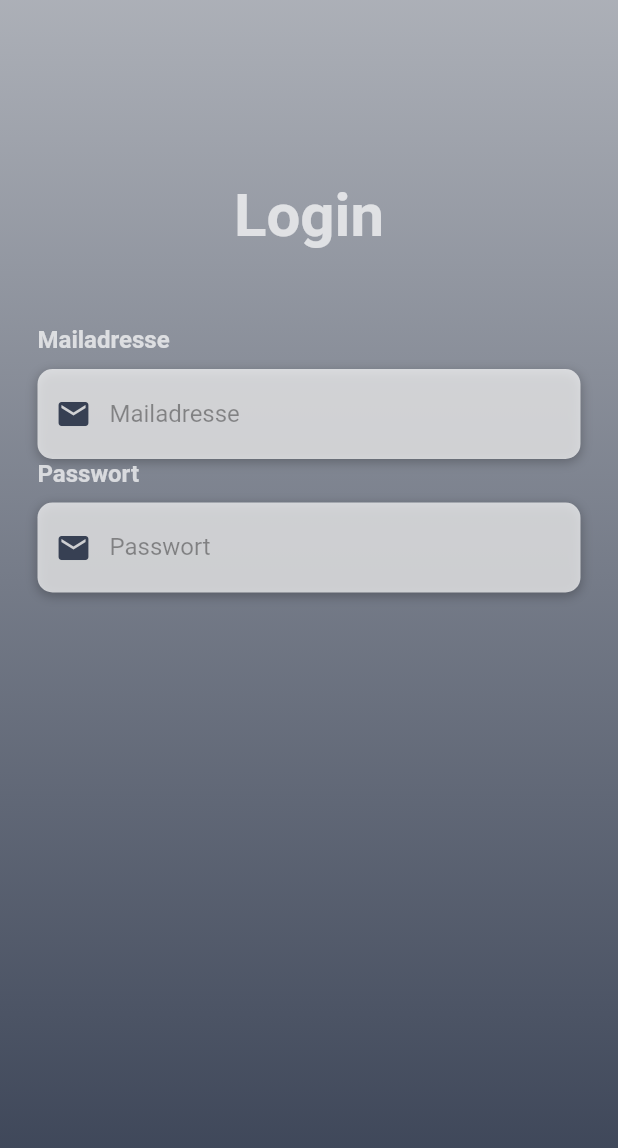
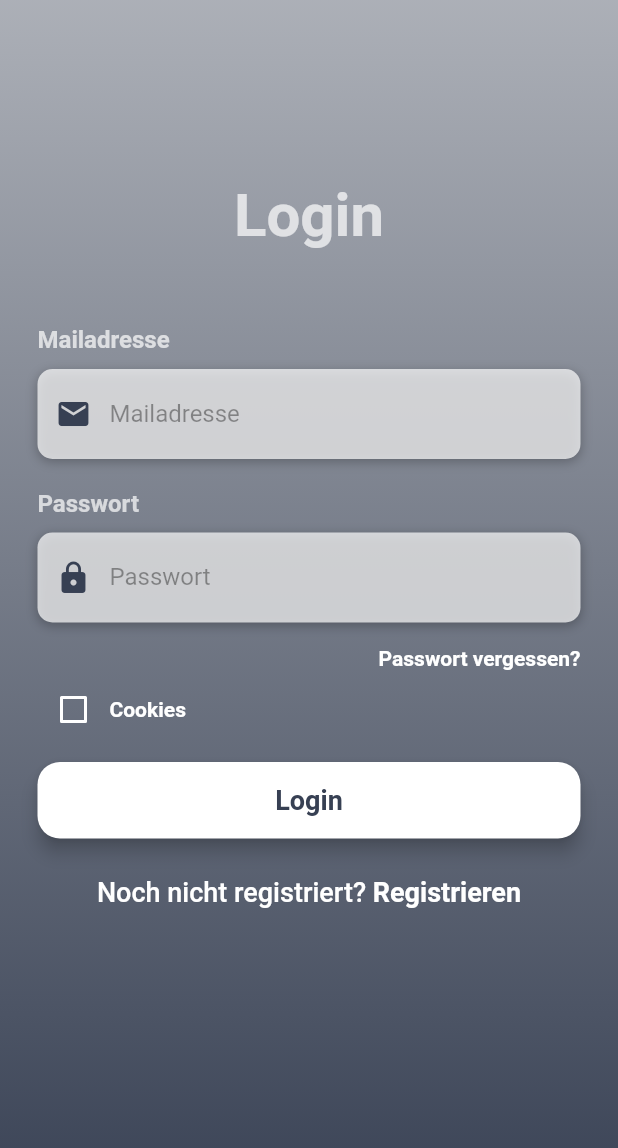
Before and after one commit to Ditschen/papp2, a Flutter app: the screen it shows after launch, on a phone screen of 412 x 824 dp. Shown: the top 1148 px of the screen. Run offline on Flutter 3.47's test engine with Material 2 defaults, Android fonts, the phone set to English and light mode, and no system bars.

Commit message:
Screens + Verlinkung

```diff
--- a/lib/loginScreen.dart
+++ b/lib/loginScreen.dart
@@ -1,11 +1,23 @@
 import 'package:flutter/material.dart';
 import 'package:flutter/services.dart';
+import 'package:papp/RegistrationScreen.dart';
+import 'package:papp/newPasswordScreen.dart';
+import 'package:papp/allOrders.dart';
 
 class LoginScreen extends StatefulWidget {
 
   @override
   _LoginScreenState createState() => _LoginScreenState();
 }
+
+class _LoginScreenState extends State<LoginScreen> {
+
+  final _formKey = GlobalKey<FormState>();
+
+  final TextEditingController emailController = new TextEditingController();
+  final TextEditingController passwordController = new TextEditingController();
+
+  bool isCookies = false;
 
   Widget buildEmail() {
     return Column(
@@ -93,7 +105,7 @@ Widget buildPasswort() {
                 border: InputBorder.none,
                 contentPadding: EdgeInsets.only(top: 14),
                 prefixIcon: Icon(
-                Icons.email,
+                  Icons.lock,
                   color: Color(0xff374053),
                 ),
                 hintText: 'Passwort',
@@ -107,7 +119,122 @@ Widget buildPasswort() {
     );
   }
 
-class _LoginScreenState extends State<LoginScreen> {
+  Widget buildForgotPassBtn() {
+    return Container(
+      alignment: Alignment.centerRight,
+      child: FlatButton(
+        onPressed: () {
+          Navigator.push(
+              context,
+              MaterialPageRoute(
+                  builder: (context) =>
+                      NewPasswordScreen()));
+        },
+        padding: EdgeInsets.only(right: 0),
+        child: Text(
+          'Passwort vergessen?',
+          style: TextStyle(
+              color: Colors.white,
+              fontWeight: FontWeight.bold
+          ),
+        ),
+      ),
+    );
+  }
+
+  Widget buildCookiesBtn() {
+    return Container(
+      height: 20,
+      child: Row(
+        children: <Widget> [
+          Theme(
+            data: ThemeData(unselectedWidgetColor: Colors.white),
+            child: Checkbox(
+              value: isCookies,
+              checkColor: Colors.grey,
+              activeColor: Colors.white,
+              onChanged: (value) {
+                setState(() {
+                  isCookies = value!;
+                });
+              },
+            ),
+          ),
+          Text(
+            'Cookies',
+            style: TextStyle(
+              color: Colors.white,
+              fontWeight: FontWeight.bold
+            ),
+          )
+        ],
+      ),
+    );
+  }
+
+  Widget buildLoginBtn() {
+    return Container(
+      padding: EdgeInsets.symmetric(vertical: 25),
+      width: double.infinity,
+      child: RaisedButton(
+        elevation: 5,
+        onPressed: () {
+          Navigator.push(
+              context,
+              MaterialPageRoute(
+                  builder: (context) =>
+                      AllOrdersScreen()));
+        },
+        padding: EdgeInsets.all(15),
+        shape: RoundedRectangleBorder(
+          borderRadius: BorderRadius.circular(15)
+        ),
+        color: Colors.white,
+        child: Text(
+          'Login',
+          style: TextStyle(
+            color: Color(0xff374053),
+            fontSize: 18,
+            fontWeight: FontWeight.bold,
+          ),
+        ),
+      ),
+    );
+  }
+
+  Widget buildSignUpBtn() {
+    return GestureDetector(
+        onTap: () {
+          Navigator.push(
+              context,
+              MaterialPageRoute(
+                  builder: (context) =>
+                      RegistrationScreen()));
+          },
+          child: RichText(
+            text: TextSpan(
+                children: [
+                  TextSpan(
+                      text: 'Noch nicht registriert? ',
+                      style: TextStyle(
+                          color: Colors.white,
+                          fontSize: 18,
+                          fontWeight: FontWeight.w500
+                      )
+                  ),
+                  TextSpan(
+                      text: 'Registrieren',
+                      style: TextStyle(
+                        color: Colors.white,
+                        fontSize: 18,
+                        fontWeight: FontWeight.bold,
+                      )
+                  )
+                ]
+            ),
+          )
+        );
+  }
 
   @override
   Widget build(BuildContext context) {
@@ -121,6 +248,8 @@ class _LoginScreenState extends State<LoginScreen> {
                 height: double.infinity,
                 width: double.infinity,
                 decoration: BoxDecoration(
+                    /*image: DecorationImage(
+                      image: AssetImage("assets/backroung.jpg")),*/
                   gradient: LinearGradient(
                     begin: Alignment.topCenter,
                     end: Alignment.bottomCenter,
@@ -151,8 +280,12 @@ class _LoginScreenState extends State<LoginScreen> {
                         ),
                         SizedBox(height: 50),
                         buildEmail(),
+                        SizedBox(height: 20),
                         buildPasswort(),
-
+                        buildForgotPassBtn(),
+                        buildCookiesBtn(),
+                        buildLoginBtn(),
+                        buildSignUpBtn(),
                       ],
                 ),
               ),
```
Also changed, not shown: lib/RegistrationScreen.dart (added, +306 -0 lines), lib/allOrders.dart (added, +59 -0 lines), lib/main.dart (+9 -0 lines), lib/newPasswordScreen.dart (added, +151 -0 lines), pubspec.yaml (+7 -3 lines), assets/Food-Wallpaper-for-Phones.jpg (added), assets/backround.jpg (added), assets/ktm_2013_smr_450_01.jpg (added), pubspec.lock, 2 other files. Lines whose indentation alone changed are shown as unchanged.
